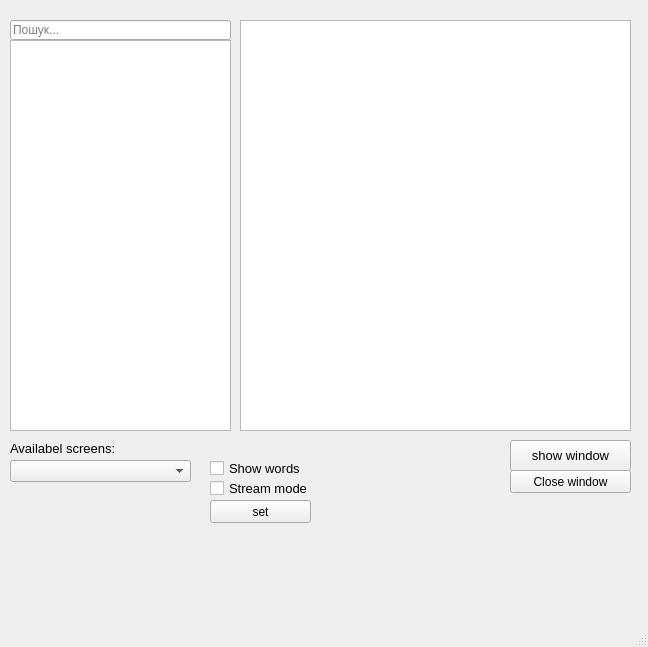
This is ss.ui in 0xt1m/LyricVerse as Qt 5 draws it before an edit. The edited form follows.
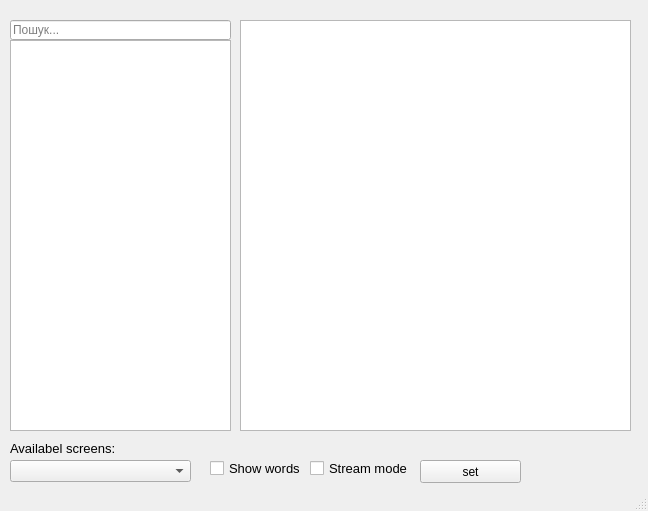
This is the edited form.

Diff of the .ui file:
```diff
--- a/ss.ui
+++ b/ss.ui
@@ -10,7 +10,7 @@
     <x>0</x>
     <y>0</y>
     <width>648</width>
-    <height>647</height>
+    <height>511</height>
    </rect>
   </property>
   <property name="windowTitle">
@@ -20,37 +20,6 @@
    <string notr="true"/>
   </property>
   <widget class="QWidget" name="centralwidget">
-   <widget class="QPushButton" name="btn_showWindow">
-    <property name="geometry">
-     <rect>
-      <x>510</x>
-      <y>440</y>
-      <width>121</width>
-      <height>31</height>
-     </rect>
-    </property>
-    <property name="font">
-     <font>
-      <pointsize>10</pointsize>
-     </font>
-    </property>
-    <property name="text">
-     <string>show window</string>
-    </property>
-   </widget>
-   <widget class="QPushButton" name="btn_closeWindow">
-    <property name="geometry">
-     <rect>
-      <x>510</x>
-      <y>470</y>
-      <width>121</width>
-      <height>23</height>
-     </rect>
-    </property>
-    <property name="text">
-     <string>Close window</string>
-    </property>
-   </widget>
    <widget class="QListWidget" name="list_songs">
     <property name="geometry">
      <rect>
@@ -115,8 +84,8 @@
    <widget class="QCheckBox" name="checkbox_stream_mode">
     <property name="geometry">
      <rect>
-      <x>210</x>
-      <y>480</y>
+      <x>310</x>
+      <y>460</y>
       <width>101</width>
       <height>17</height>
      </rect>
@@ -151,8 +120,8 @@
    <widget class="QPushButton" name="btn_set">
     <property name="geometry">
      <rect>
-      <x>210</x>
-      <y>500</y>
+      <x>420</x>
+      <y>460</y>
       <width>101</width>
       <height>23</height>
      </rect>
```
Left out of the diff: 3 changed lines with no effect on the pictures.
